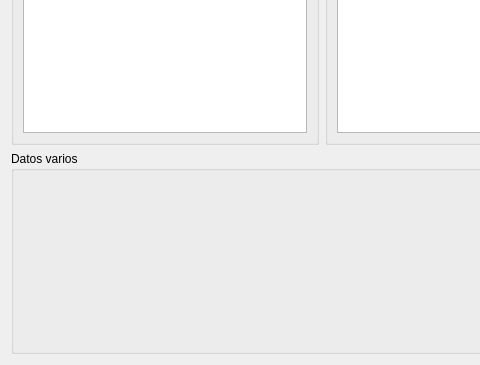
Before: the Qt Designer form PhotoViewer/MemoryViewer.ui in alejandrodp/PhotoViewer, drawn with Qt 5; both pictures show x 0 to 480 and y 99 to 464 of the 643 by 464 pixel window.
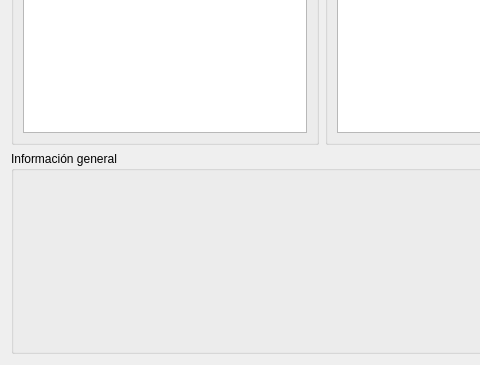
After: the same form once the commit is applied.

```diff
--- a/PhotoViewer/MemoryViewer.ui
+++ b/PhotoViewer/MemoryViewer.ui
@@ -106,7 +106,7 @@
    <item>
     <widget class="QGroupBox" name="groupBox_3">
      <property name="title">
-      <string>Datos varios</string>
+      <string>Información general</string>
      </property>
     </widget>
    </item>
```
